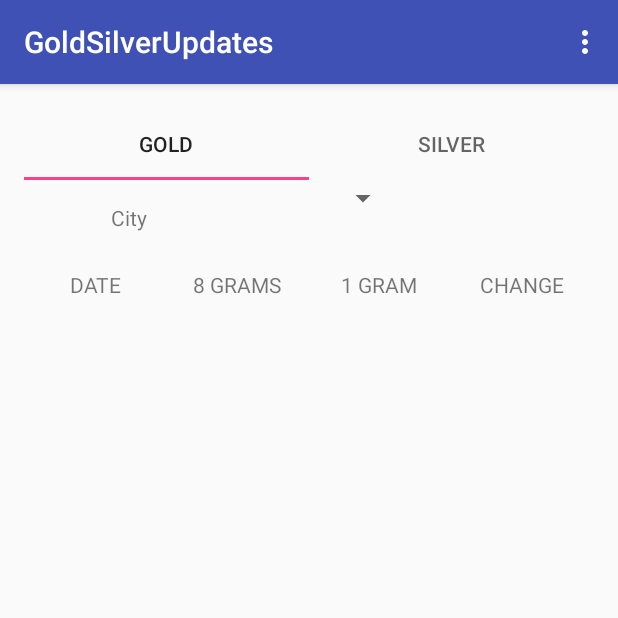
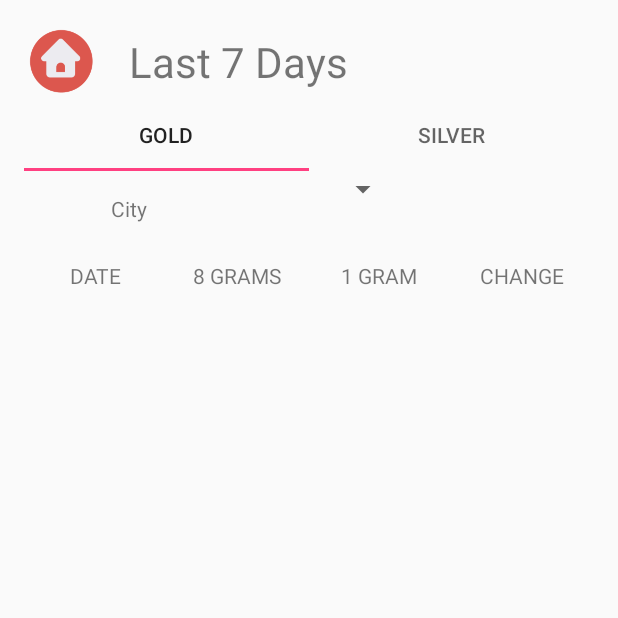
Before and after one commit to sateeshv/GoldSilverUpdates, an Android app: the DataActivity screen opened directly, with no data from a screen before it, on a phone screen of 412 x 824 dp, the top half of it. Run offline under Robolectric (Android 15) with nearby library versions, the phone set to English and light mode, and no system bars; 1 statement that could not run was skipped.

Commit message:
removed title bar from all screens and added home button in data sheet

```diff
--- a/app/src/main/res/layout/activity_data.xml
+++ b/app/src/main/res/layout/activity_data.xml
@@ -13,6 +13,24 @@
     android:orientation="vertical"
     tools:context="sateesh.com.goldsilverupdates.DataActivity">
 
+    <LinearLayout
+        android:layout_width="match_parent"
+        android:layout_height="50dp">
+
+        <ImageView
+            android:layout_width="50dp"
+            android:layout_height="50dp"
+            android:src="@drawable/home" />
+
+        <TextView
+            android:layout_width="wrap_content"
+            android:layout_height="match_parent"
+            android:layout_marginLeft="20dp"
+            android:gravity="center_vertical"
+            android:text="Last 7 Days"
+            android:textSize="28sp" />
+    </LinearLayout>
+
     <android.support.design.widget.TabLayout
         android:id="@+id/tabbar"
         android:layout_width="match_parent"
--- a/app/src/main/res/values/styles.xml
+++ b/app/src/main/res/values/styles.xml
@@ -1,7 +1,7 @@
 <resources>
 
     <!-- Base application theme. -->
-    <style name="AppTheme" parent="Theme.AppCompat.Light.DarkActionBar">
+    <style name="AppTheme" parent="Theme.AppCompat.Light.NoActionBar">
         <!-- Customize your theme here. -->
         <item name="colorPrimary">@color/colorPrimary</item>
         <item name="colorPrimaryDark">@color/colorPrimaryDark</item>
```
